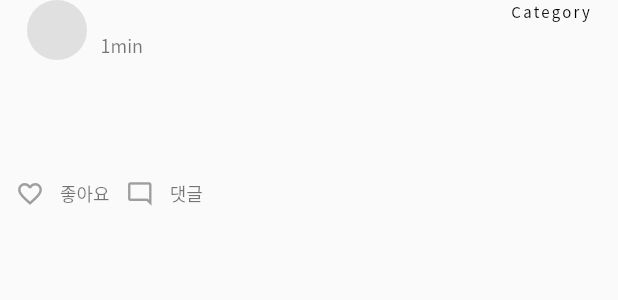
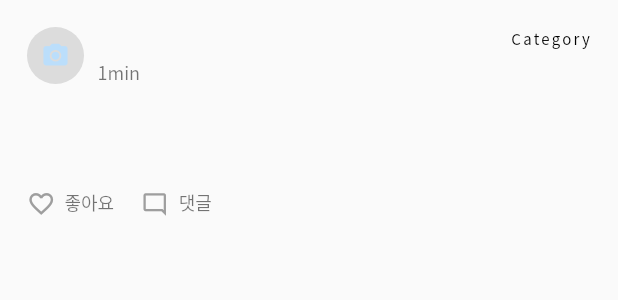
Before and after one commit to ska2519/flutter-learn, a Flutter app: the PostListItem widget shown alone on an empty page, opened directly with empty values, on a phone screen of 412 x 824 dp. Shown: the top 300 px of the screen. Run offline on Flutter 3.47's test engine with Material 2 defaults, Android fonts, the phone set to English and light mode, and no system bars; our stand-ins replace cloud_firestore, equatable, firebase_auth, firebase_core, fl_chart, flutter_hooks and 6 more; missing offline and left inert: pedantic; accounts and stored records are empty; generated files the repository leaves out were written again; project files that could hold a hidden picture were left out.

```diff
--- a/lib/app/home/community/post_list_item.dart
+++ b/lib/app/home/community/post_list_item.dart
@@ -1,6 +1,7 @@
 import 'package:flutter/material.dart';
 import 'package:flutter_hooks/flutter_hooks.dart';
 import 'package:flutter_learn/app/sign_in/sign_in_page.dart';
+import 'package:flutter_learn/app/widgets/avatar.dart';
 import 'package:flutter_learn/constants/constants.dart';
 import 'package:flutter_learn/models/post.dart';
 import 'package:flutter_learn/services/firebase_auth_service.dart';
@@ -52,23 +53,20 @@ class _PostListItemState extends State<PostListItem> {
   @override
   Widget build(BuildContext context) {
     final appUserStream = useProvider(appUserStreamProvider);
-
+    final appUser = appUserStream.data?.value;
     return InkWell(
       onTap: widget.onTap,
+      child: Padding(
+        padding: const EdgeInsets.all(defaultPadding * 2),
         child: Column(
           crossAxisAlignment: CrossAxisAlignment.stretch,
           children: [
             if (widget.postUserInfo == true)
+              PostUserInfo(post: post)
+            else
+              const SizedBox(),
             Padding(
-              padding:
-                  const EdgeInsets.symmetric(horizontal: defaultPadding * 2),
-              child: PostUserInfo(post: post),
-            )
-          else
-            Padding(padding: const EdgeInsets.only(top: defaultPadding)),
-          Padding(
-            padding: const EdgeInsets.fromLTRB(defaultPadding * 2,
-                defaultPadding, defaultPadding * 2, defaultPadding),
+              padding: EdgeInsets.symmetric(vertical: defaultPadding),
               child: Column(
                 crossAxisAlignment: CrossAxisAlignment.start,
                 children: [
@@ -79,10 +77,8 @@ class _PostListItemState extends State<PostListItem> {
                     style: Theme.of(context).textTheme.subtitle2,
                   ),
                   SizedBox(height: defaultPadding),
-                Text(
+                  SelectableText(
                     post.content,
-                  maxLines: 3,
-                  overflow: TextOverflow.ellipsis,
                     style: Theme.of(context).textTheme.bodyText2,
                   ),
                 ],
@@ -91,14 +87,16 @@ class _PostListItemState extends State<PostListItem> {
             Row(
               children: [
                 IconButton(
+                  padding: EdgeInsets.all(0),
+                  alignment: Alignment.centerLeft,
+                  constraints: BoxConstraints.tight(Size(25, 17)),
                   iconSize: 19,
-                visualDensity: VisualDensity.compact,
-                color: post.usersLiked.contains(appUserStream.data?.value?.id)
+                  color: post.usersLiked.contains(appUser?.id)
                       ? Colors.red
                       : Colors.grey,
                   disabledColor: Colors.black,
                   icon: Icon(
-                  post.usersLiked.contains(appUserStream.data?.value?.id)
+                    post.usersLiked.contains(appUser?.id)
                         ? Icons.favorite
                         : Icons.favorite_border,
                   ),
@@ -110,9 +108,12 @@ class _PostListItemState extends State<PostListItem> {
                       : '좋아요',
                   style: Theme.of(context).textTheme.caption,
                 ),
+                SizedBox(width: defaultPadding * 2),
                 IconButton(
-                iconSize: 18.7,
-                visualDensity: VisualDensity.compact,
+                  padding: EdgeInsets.all(0),
+                  alignment: Alignment.centerLeft,
+                  constraints: BoxConstraints.tight(Size(25, 15.5)),
+                  iconSize: 18,
                   color: Colors.grey,
                   disabledColor: Colors.black,
                   icon: Icon(Icons.mode_comment_outlined),
@@ -126,11 +127,12 @@ class _PostListItemState extends State<PostListItem> {
             )
           ],
         ),
+      ),
     );
   }
 }
 
-class PostUserInfo extends StatelessWidget {
+class PostUserInfo extends HookWidget {
   const PostUserInfo({
     Key? key,
     required this.post,
@@ -140,10 +142,12 @@ class PostUserInfo extends StatelessWidget {
 
   @override
   Widget build(BuildContext context) {
+    final appUserStream = useProvider(appUserStreamProvider);
+    final appUser = appUserStream.data?.value;
     return Row(
       crossAxisAlignment: CrossAxisAlignment.start,
       children: [
-        CircleAvatar(backgroundColor: Colors.grey[300]),
+        Avatar(photoUrl: appUser?.photoURL, radius: 19),
         SizedBox(width: defaultPadding),
         Column(
           crossAxisAlignment: CrossAxisAlignment.start,
--- /dev/null
+++ b/lib/models/comment.dart
@@ -0,0 +1,16 @@
+import 'package:freezed_annotation/freezed_annotation.dart';
+
+part 'comment.g.dart';
+part 'comment.freezed.dart';
+
+@freezed
+class Comment with _$Comment {
+  const factory Comment({
+    required String text,
+    required String postId,
+    required String userId,
+  }) = _Comment;
+
+  factory Comment.fromJson(Map<String, dynamic> json) =>
+      _$CommentFromJson(json);
+}
--- a/lib/services/firestore_database.dart
+++ b/lib/services/firestore_database.dart
@@ -2,6 +2,7 @@ import 'dart:async';
 
 import 'package:firebase_auth/firebase_auth.dart';
 import 'package:flutter_learn/models/app_user.dart';
+import 'package:flutter_learn/models/comment.dart';
 import 'package:flutter_learn/services/firestore_path.dart';
 import 'package:flutter_learn/services/firestore_service.dart';
 import 'package:flutter_learn/models/post.dart';
@@ -53,6 +54,10 @@ class FirestoreDatabase {
         path: FirestorePath.post(post.id),
         data: post.toJson(),
       );
+  Future<void> setComment(Comment comment) => _service.addData(
+        path: FirestorePath.comment(comment.postId),
+        data: comment.toJson(),
+      );
 
   Stream<List<Post>> postsStream() => _service.collectionStream(
         path: FirestorePath.posts(),
--- a/lib/services/firestore_path.dart
+++ b/lib/services/firestore_path.dart
@@ -4,7 +4,9 @@ class FirestorePath {
   static String entry(String uid, String entryId) =>
       'users/$uid/entries/$entryId';
   static String entries(String uid) => 'users/$uid/entries';
+  static String appUser(String id) => 'users/$id';
   static String post(String id) => 'posts/$id';
   static String posts() => 'posts';
-  static String appUser(String id) => 'users/$id';
+  static String comments() => 'comments';
+  static String comment(String postId) => '/posts/$postId/comments';
 }
--- a/lib/services/firestore_service.dart
+++ b/lib/services/firestore_service.dart
@@ -14,6 +14,15 @@ class FirestoreService {
     final reference = FirebaseFirestore.instance.doc(path);
     print('setData finish');
     await reference.set(data, SetOptions(merge: merge));
+  }
+
+  Future<void> addData({
+    required String path,
+    required Map<String, dynamic> data,
+  }) async {
+    final reference = FirebaseFirestore.instance.collection(path);
+    print('addData finish');
+    await reference.add(data);
   }
 
   Future<Map<String, dynamic>?> getDoc({required String path}) =>
```
Also changed, not shown: lib/models/comment.freezed.dart (added), lib/models/comment.g.dart (added). Lines whose indentation alone changed are shown as unchanged.
